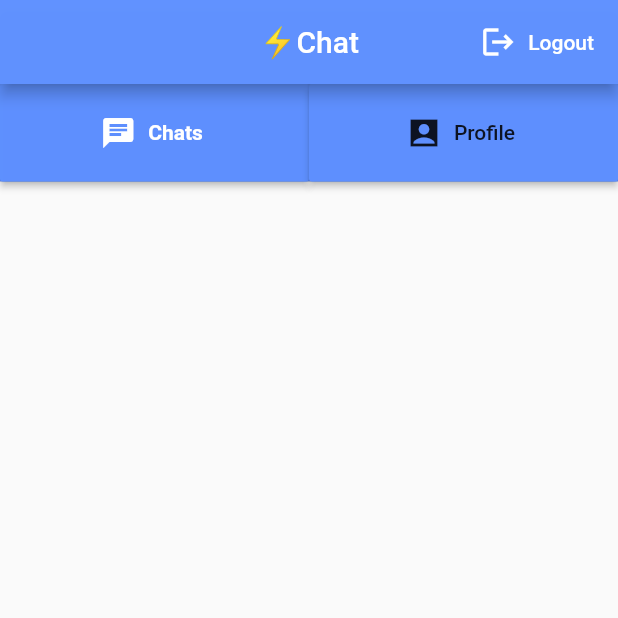
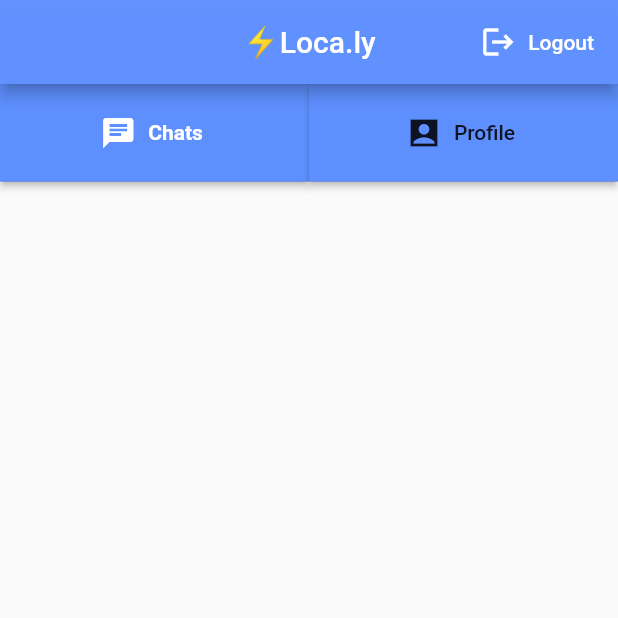
Before and after one commit to JORAWARSINGHSAINI/FlashChat, a Flutter app: the screen it shows once a user with an empty profile is signed in, on a phone screen of 412 x 824 dp, the top half of it. Run offline on Flutter 3.47's test engine with Material 2 defaults, Android fonts, the phone set to English and light mode, and no system bars; our stand-ins replace cloud_firestore, firebase_auth, flutter_spinkit; accounts and stored records are empty.

Commit message:
renamed application

```diff
--- a/lib/screens/listusers.dart
+++ b/lib/screens/listusers.dart
@@ -72,7 +72,7 @@ class _ListUsersState extends State<ListUsers> {
                                 auth.signOut();
                               }),
                         ],
-                        title: Text('⚡️Chat'),
+                        title: Text('⚡️Loca.ly'),
                         centerTitle: true,
                         backgroundColor: Color(0xFA5E90FF),
                       ),
```
